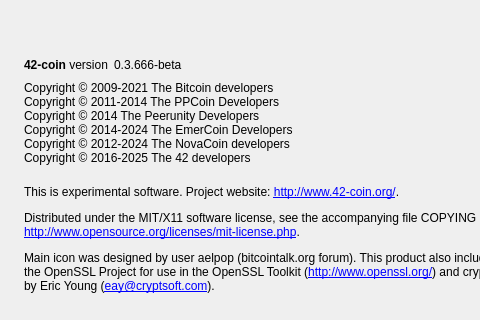
Qt form src/qt/aboutdialog.ui (42-coin/42) before a commit; both pictures show x 0 to 480 and y 0 to 320 of the 640 by 416 pixel window.
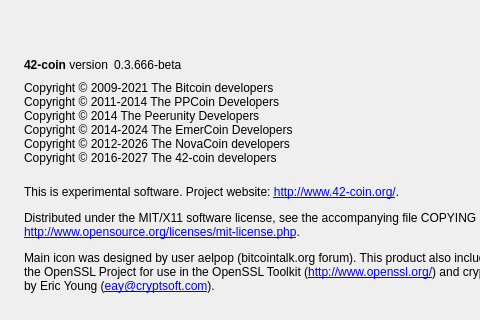
The same form after that commit. Icons and pictures are not drawn.

Commit message: More 42-coin branding & Update copyright year

Diff of the .ui file:
```diff
--- a/src/qt/aboutdialog.ui
+++ b/src/qt/aboutdialog.ui
@@ -98,8 +98,8 @@
 Copyright © 2011-2014 The PPCoin Developers
 Copyright © 2014 The Peerunity Developers
 Copyright © 2014-2024 The EmerCoin Developers
-Copyright © 2012-2024 The NovaCoin developers
-Copyright © 2016-2025 The 42 developers</string>
+Copyright © 2012-2026 The NovaCoin developers
+Copyright © 2016-2027 The 42-coin developers</string>
        </property>
        <property name="textInteractionFlags">
         <set>Qt::LinksAccessibleByMouse|Qt::TextSelectableByKeyboard|Qt::TextSelectableByMouse</set>
```
The commit also changes 9 other files.
